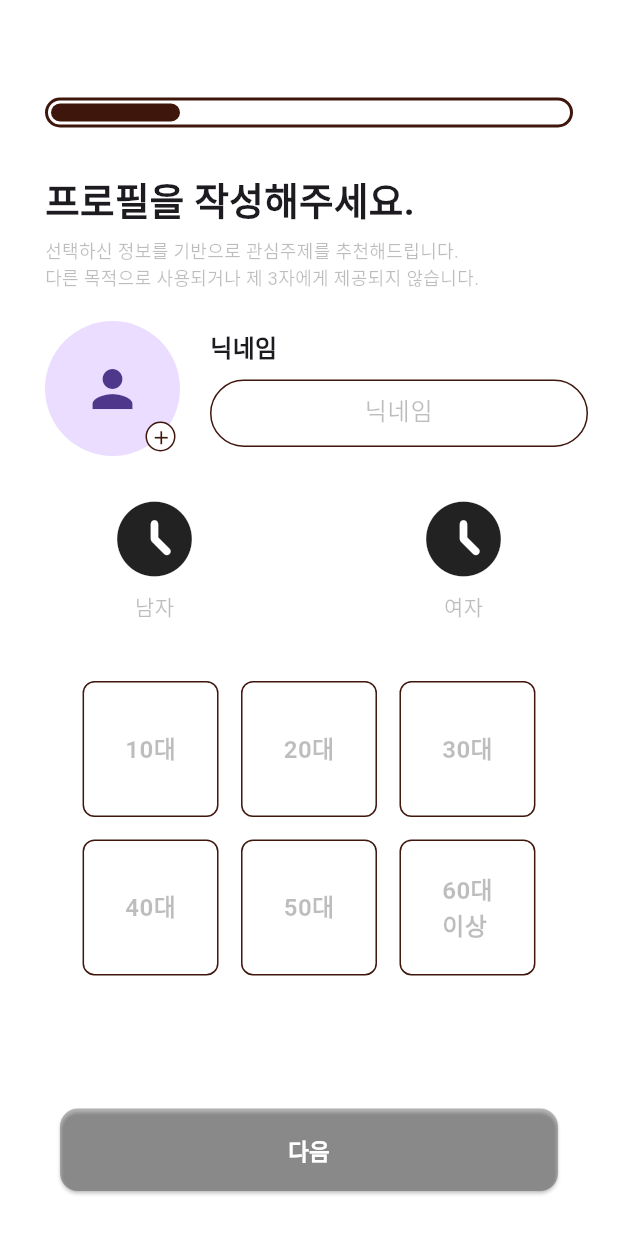
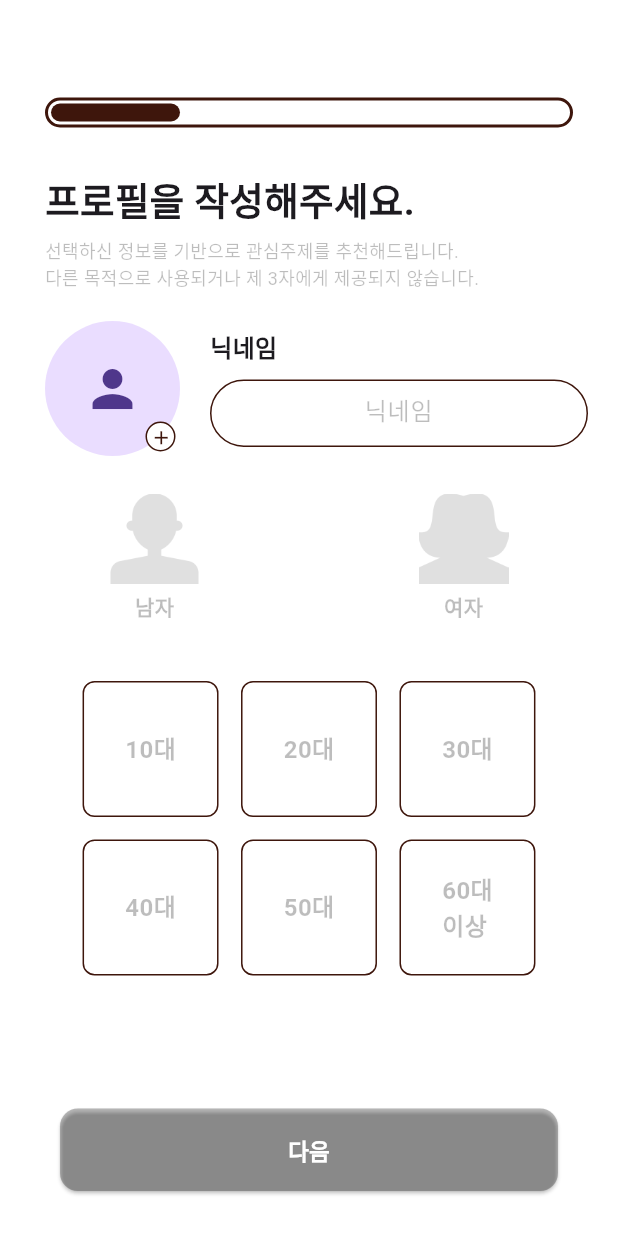
Before and after one commit to pknu-wap/CANO-FE, a Flutter app: the screen it shows after launch, after a tap on "로그인", on a phone screen of 412 x 824 dp. Run offline on Flutter 3.47's test engine with Material 3 defaults, Android fonts, the phone set to English and light mode, and no system bars; our stand-ins replace flutter_dotenv, flutter_native_splash, flutter_riverpod, flutter_svg, freezed_annotation, go_router and 3 more; missing offline and left inert: kakao_flutter_sdk, kakao_flutter_sdk_common.

Commit message:
desgin: 프로필 선택 남자/ 여자 이미지 변경

```diff
--- a/lib/view/screen/user_info/user_profile_screen.dart
+++ b/lib/view/screen/user_info/user_profile_screen.dart
@@ -128,8 +128,9 @@ class UserProfileScreen extends ConsumerWidget {
                 Column(
                   crossAxisAlignment: CrossAxisAlignment.center,
                   children: [
-                    CustomIconSvgButton(
+                    CustomIconPngButton(
                       size: 60,
+                      imagePath: "assets/images/man.png",
                       onPressed: () =>
                           ref.watch(userInfoProvider.notifier).setGender(false),
                       idx: false,
@@ -143,17 +144,19 @@ class UserProfileScreen extends ConsumerWidget {
                       style: TextStyle(
                           color: userInfo.gender == false
                               ? AppColors.primary
-                              : Colors.black26),
+                              : Colors.black26,
+                          fontWeight: FontWeight.bold),
                     )
                   ],
                 ),
                 Column(
                   crossAxisAlignment: CrossAxisAlignment.center,
                   children: [
-                    CustomIconSvgButton(
+                    CustomIconPngButton(
                       onPressed: () {
                         ref.watch(userInfoProvider.notifier).setGender(true);
                       },
+                      imagePath: "assets/images/woman.png",
                       idx: true,
                       selectedIdx: userInfo.gender,
                       size: 60,
@@ -166,7 +169,8 @@ class UserProfileScreen extends ConsumerWidget {
                       style: TextStyle(
                           color: userInfo.gender == true
                               ? AppColors.primary
-                              : Colors.black26),
+                              : Colors.black26,
+                          fontWeight: FontWeight.bold),
                     )
                   ],
                 )
--- a/lib/view/widget/custom_icon_button.dart
+++ b/lib/view/widget/custom_icon_button.dart
@@ -4,14 +4,14 @@ import 'package:flutter_svg/svg.dart';
 class CustomIconSvgButton extends StatelessWidget {
   final bool? idx;
   final bool? selectedIdx;
-  final String? imagePath;
+  final String imagePath;
   final String? selectedImagePath;
   final VoidCallback onPressed;
   final double size;
 
   const CustomIconSvgButton({
     Key? key,
-    this.imagePath = null,
+    required this.imagePath,
     this.selectedImagePath = null,
     required this.onPressed,
     this.size = 50,
@@ -26,14 +26,19 @@ class CustomIconSvgButton extends StatelessWidget {
           onPressed.call();
         },
         child: idx == selectedIdx
-            ? (imagePath != null
             ? SvgPicture.asset(
-                    imagePath!,
+                imagePath,
                 height: size,
                 width: size,
               )
-                : Icon(Icons.man, size: size))
-            : Icon(Icons.access_time_filled_rounded, size: size));
+            : Container(
+                color: Colors.black26,
+                child: SvgPicture.asset(
+                  imagePath,
+                  height: size,
+                  width: size,
+                ),
+              ));
   }
 }
 
@@ -41,12 +46,16 @@ class CustomIconPngButton extends StatelessWidget {
   final String imagePath;
   final VoidCallback onPressed;
   final double size;
+  final bool? idx;
+  final bool? selectedIdx;
 
   const CustomIconPngButton({
     Key? key,
     required this.imagePath,
     required this.onPressed,
     this.size = 50,
+    this.idx,
+    this.selectedIdx,
   }) : super(key: key);
 
   @override
@@ -55,12 +64,19 @@ class CustomIconPngButton extends StatelessWidget {
         onTap: () {
           onPressed.call();
         }, // 클릭 이벤트 처리
-      child: Image.asset(
+        child: idx == selectedIdx
+            ? Image.asset(
                 imagePath, // PNG 이미지의 경로
                 fit: BoxFit.cover,
                 width: size,
                 height: size, // 필요에 따라 조정
-      ),
-    );
+              )
+            : Image.asset(
+                imagePath, // PNG 이미지의 경로
+                fit: BoxFit.cover,
+                color: Colors.black12,
+                width: size,
+                height: size, // 필요에 따라 조정
+              ));
   }
 }
--- a/pubspec.yaml
+++ b/pubspec.yaml
@@ -79,6 +79,8 @@ flutter:
     - assets/images/android_light_rd_na.svg
     - assets/images/kakao_login_icon.png
     - assets/config/.env
+    - assets/images/man.png
+    - assets/images/woman.png
   # The following line ensures that the Material Icons font is
   # included with your application, so that you can use the icons in
   # the material Icons class.
```
Also changed, not shown: assets/images/man.png (added), assets/images/woman.png (added), pubspec.lock. Lines whose indentation alone changed are shown as unchanged.
